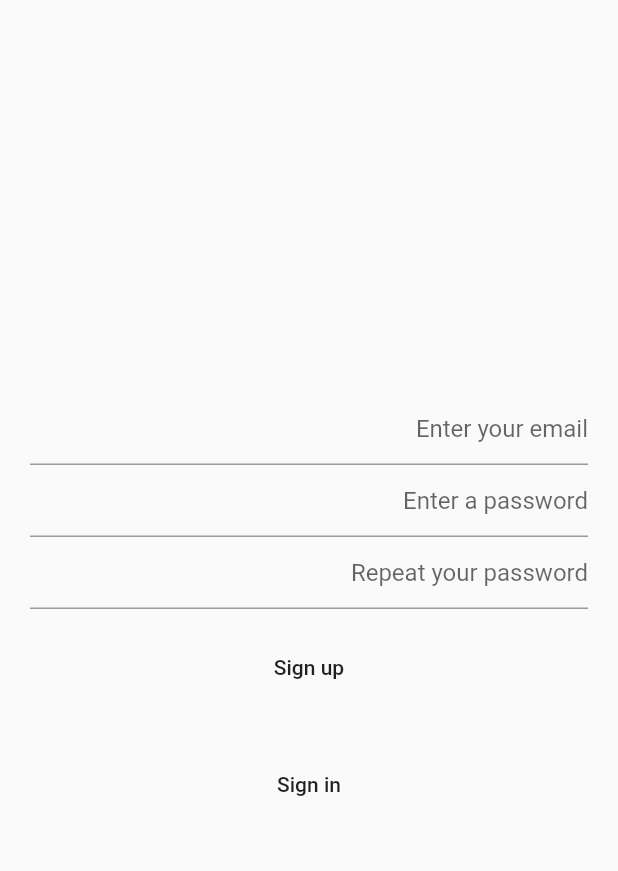
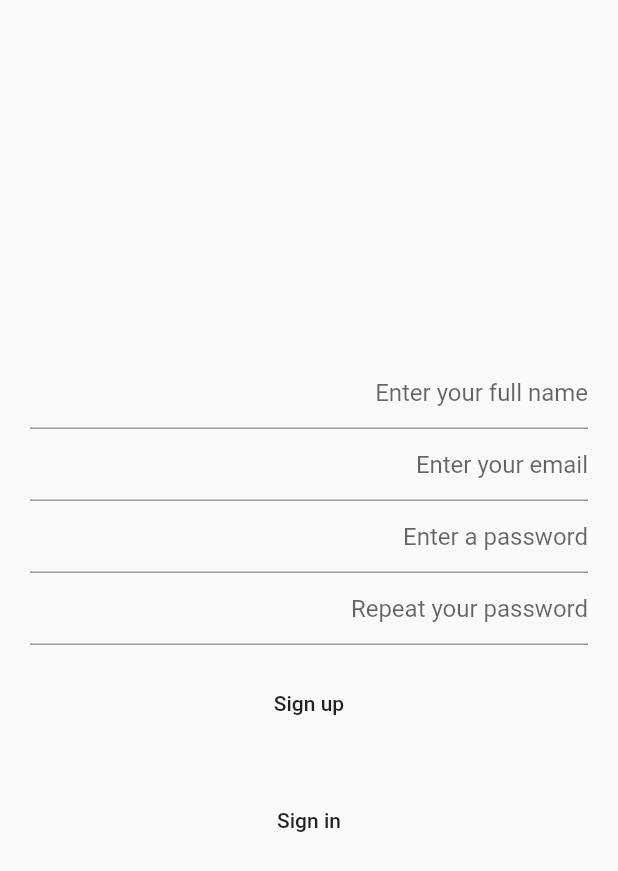
Before and after one commit to motschel123/digital-local-library, a Flutter app: the SignInEmailScreen screen opened directly, after a tap on "Sign up", on a phone screen of 412 x 824 dp. Shown: the top 871 px of the screen. Run offline on Flutter 3.47's test engine with Material 2 defaults, Android fonts, the phone set to English and light mode, and no system bars; our stand-ins replace cached_network_image, cloud_firestore, firebase_auth, flutter_signin_button, google_sign_in; missing offline and left inert: barcode_scan; accounts and stored records are empty; network calls fail.

Commit message:
"Added Username formfield to email sign up Added dialog before leaving the app (on sign in)"

```diff
--- a/lib/screens/sign_in/sign_in_email_screen.dart
+++ b/lib/screens/sign_in/sign_in_email_screen.dart
@@ -16,6 +16,7 @@ class _SignInEmailScreenState extends State<SignInEmailScreen> {
   GlobalKey<FormState> _formKey = GlobalKey<FormState>();
   GlobalKey<ScaffoldState> _scaffoldKey = GlobalKey<ScaffoldState>();
 
+  TextEditingController _nameCtr;
   TextEditingController _emailCtr;
   TextEditingController _passwordCtr;
   TextEditingController _repeatPasswordCtr;
@@ -24,6 +25,7 @@ class _SignInEmailScreenState extends State<SignInEmailScreen> {
 
   @override
   void initState() {
+    _nameCtr = TextEditingController();
     _emailCtr = TextEditingController();
     _emailCtr.addListener(() {
       final String text = _emailCtr.text;
@@ -43,6 +45,7 @@ class _SignInEmailScreenState extends State<SignInEmailScreen> {
 
   @override
   void dispose() {
+    _nameCtr.dispose();
     _emailCtr.dispose();
     _passwordCtr.dispose();
     _repeatPasswordCtr.dispose();
@@ -78,6 +81,7 @@ class _SignInEmailScreenState extends State<SignInEmailScreen> {
         padding: EdgeInsets.symmetric(horizontal: 20),
         child: Column(
           children: <Widget>[
+            currentState == ScreenState.sign_up ? _nameFormField() : Container(),
             _emailFormField(),
             _passwordFormField(),
             currentState == ScreenState.sign_up
@@ -86,6 +90,23 @@ class _SignInEmailScreenState extends State<SignInEmailScreen> {
           ],
         ),
       ),
+    );
+  }
+
+  TextFormField _nameFormField() {
+    return TextFormField(
+      controller: _nameCtr,
+      decoration: InputDecoration(
+        hintText: "Enter your full name",
+        prefixText: "Full Name",
+      ),
+      textAlign: TextAlign.right,
+      validator: (value) {
+        if (!_validName(value)) {
+          return 'Please enter your full name';
+        }
+        return null;
+      },
     );
   }
 
@@ -212,7 +233,7 @@ class _SignInEmailScreenState extends State<SignInEmailScreen> {
     if (_formKey.currentState.validate()) {
       try {
         await AuthProvider.of(context)
-            .createUserWithEmailAndPassword(_emailCtr.text, _passwordCtr.text);
+            .createUserWithEmailAndPassword(_emailCtr.text, _passwordCtr.text, name: _nameCtr.text);
         Navigator.popUntil(context, ModalRoute.withName("/home"));
       } on AuthException catch (e) {
         _scaffoldKey.currentState
@@ -222,6 +243,14 @@ class _SignInEmailScreenState extends State<SignInEmailScreen> {
         _scaffoldKey.currentState
             .showSnackBar(SnackBar(content: Text("Something went wrong")));
       }
+    }
+  }
+
+  bool _validName(String name) {
+    if (name.split(' ').length  < 2) {
+      return false;
+    } else {
+      return true;
     }
   }
 
```
Also changed, not shown: lib/screens/sign_in/sign_in_screen.dart (+33 -2 lines).
